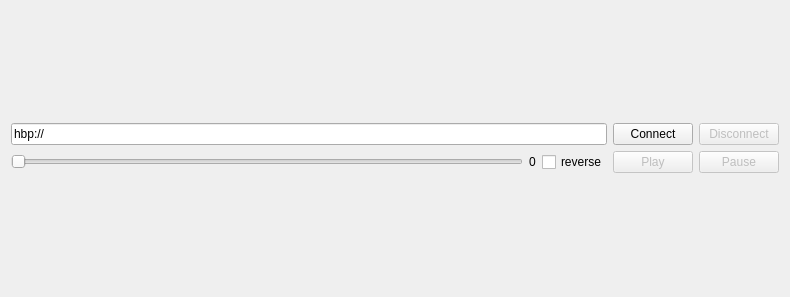
Old version of the form apps/livreGUI/animationController/gui/AnimationController.ui in the repository BlueBrain/Livre.
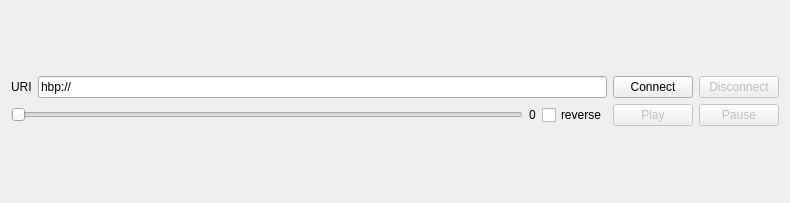
New version of the form.

Commit message: Fixed the uri line edit in animation controller

Diff of the .ui file:
```diff
--- a/apps/livreGUI/animationController/gui/AnimationController.ui
+++ b/apps/livreGUI/animationController/gui/AnimationController.ui
@@ -7,7 +7,7 @@
     <x>0</x>
     <y>0</y>
     <width>790</width>
-    <height>297</height>
+    <height>203</height>
    </rect>
   </property>
   <property name="windowTitle">
@@ -18,6 +18,13 @@
     <layout class="QGridLayout" name="gridLayout">
      <item row="0" column="0">
       <layout class="QHBoxLayout" name="lytConnection">
+       <item>
+        <widget class="QLabel" name="label">
+         <property name="text">
+          <string>URI</string>
+         </property>
+        </widget>
+       </item>
        <item>
         <widget class="QLineEdit" name="leURI">
          <property name="focusPolicy">
@@ -26,6 +33,9 @@
          <property name="text">
           <string>hbp://</string>
          </property>
+         <property name="clearButtonEnabled">
+          <bool>false</bool>
+         </property>
         </widget>
        </item>
        <item>
```
Left out of the diff: 2 changed lines with no effect on the pictures.
